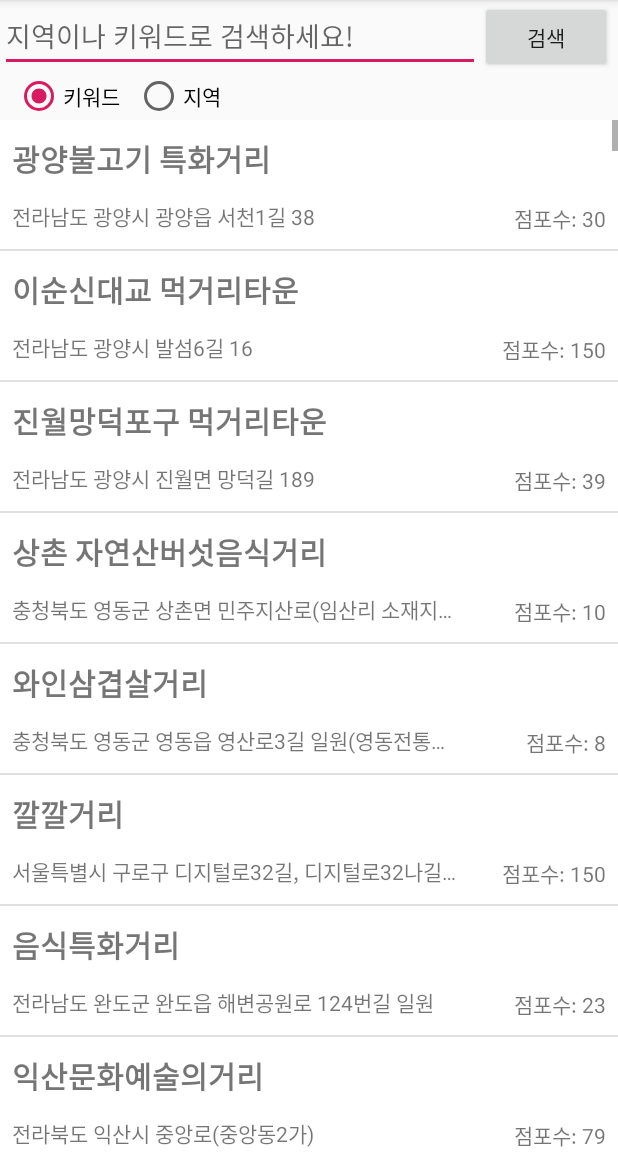
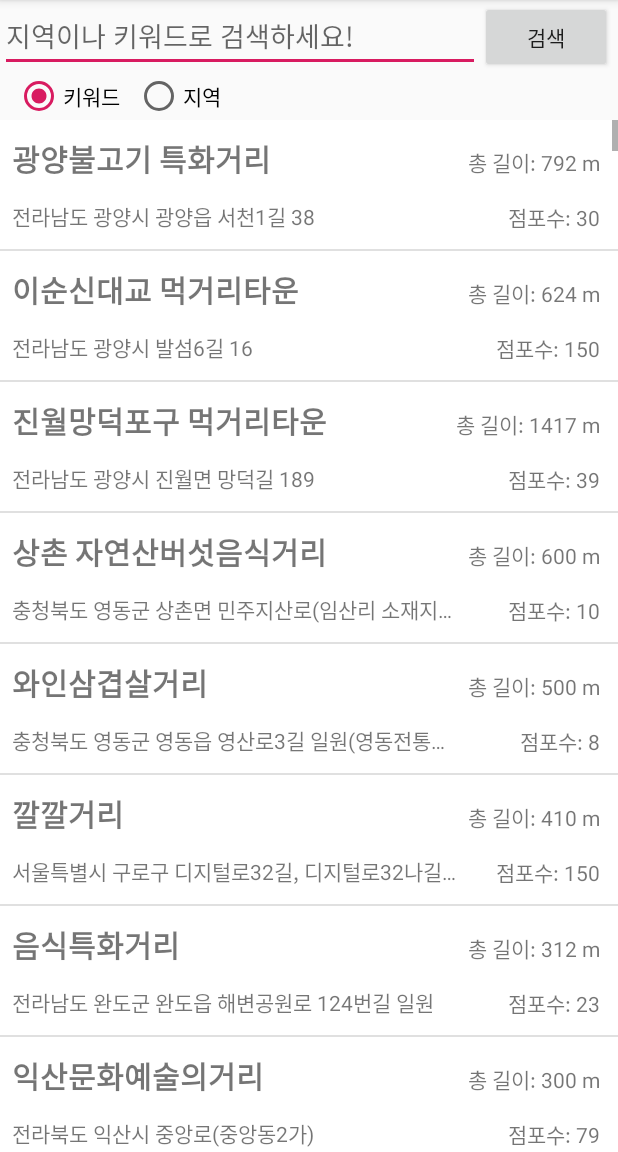
Before and after one commit to yejineer/Study, an Android app: the screen it shows after launch (MainActivity), after a tap on "검색", on a phone screen of 412 x 824 dp, the part 84-1236 px from its top. Run offline under Robolectric (Android 15) with nearby library versions, the phone set to English and light mode, and no system bars.

Commit message:
final_project: Using raw/tour_street.xml to parsing the data & Add tvLength(textview) in listview_tourstreet.xml

```diff
--- a/final_project/app/build.gradle
+++ b/final_project/app/build.gradle
@@ -26,4 +26,9 @@ dependencies {
     testImplementation 'junit:junit:4.12'
     androidTestImplementation 'androidx.test.ext:junit:1.1.1'
     androidTestImplementation 'androidx.test.espresso:espresso-core:3.2.0'
+
+    implementation 'com.google.android.gms:play-services-maps:17.0.0'   // Google Map
+    implementation 'com.google.android.libraries.places:places:2.1.0'   // Google Places
+
+    implementation 'noman.placesapi:placesAPI:1.1.3'    // 일반 개발자가 만든 places api를 좀 더 쉽게 사용할 수 있도록 만든 라이브러리
 }
--- a/final_project/app/src/main/java/ddwu/mobile/final_project/ma02_20170964/MainActivity.java
+++ b/final_project/app/src/main/java/ddwu/mobile/final_project/ma02_20170964/MainActivity.java
@@ -3,6 +3,7 @@ package ddwu.mobile.final_project.ma02_20170964;
 import androidx.appcompat.app.AppCompatActivity;
 
 import android.content.ContentValues;
+import android.content.Intent;
 import android.database.Cursor;
 import android.database.sqlite.SQLiteDatabase;
 import android.os.Bundle;
@@ -66,9 +67,9 @@ public class MainActivity extends AppCompatActivity {
             @Override
             public void onItemClick(AdapterView<?> parent, View view, int position, long id) {
                 Toast.makeText(MainActivity.this, "clicked!", Toast.LENGTH_SHORT).show();
-//                Intent intent = new Intent(MainActivity.this, StreetActivity.class);
-//                intent.putExtra("dto", resultList.get(position));
-//                startActivity(intent);
+                Intent intent = new Intent(MainActivity.this, StreetActivity.class);
+                intent.putExtra("dto", resultList.get(position));
+                startActivity(intent);
             }
         });
 
@@ -142,6 +143,7 @@ public class MainActivity extends AppCompatActivity {
             dto.setName(cursor.getString(cursor.getColumnIndex(StreetDBHelper.COL_NAME)));
             dto.setStreetInfo(cursor.getString(cursor.getColumnIndex(StreetDBHelper.COL_INFO)));
             dto.setAddress(cursor.getString(cursor.getColumnIndex(StreetDBHelper.COL_ADDR)));
+            dto.setLength(cursor.getString(cursor.getColumnIndex(StreetDBHelper.COL_LENGTH)));
             dto.setStoreNum(cursor.getString(cursor.getColumnIndex(StreetDBHelper.COL_STORENUM)));
             dto.setInstitution(cursor.getString(cursor.getColumnIndex(StreetDBHelper.COL_INSTT)));
             dto.setLatitude(cursor.getString(cursor.getColumnIndex(StreetDBHelper.COL_LAT)));
@@ -162,6 +164,7 @@ public class MainActivity extends AppCompatActivity {
             row.put(StreetDBHelper.COL_NAME, dto.getName());
             row.put(StreetDBHelper.COL_INFO, dto.getStreetInfo());
             row.put(StreetDBHelper.COL_ADDR, dto.getAddress());
+            row.put(StreetDBHelper.COL_LENGTH, dto.getLength());
             row.put(StreetDBHelper.COL_STORENUM, dto.getStoreNum());
             row.put(StreetDBHelper.COL_INSTT, dto.getInstitution());
             row.put(StreetDBHelper.COL_LAT, dto.getLatitude());
--- a/final_project/app/src/main/java/ddwu/mobile/final_project/ma02_20170964/StreetDBHelper.java
+++ b/final_project/app/src/main/java/ddwu/mobile/final_project/ma02_20170964/StreetDBHelper.java
@@ -13,6 +13,7 @@ public class StreetDBHelper extends SQLiteOpenHelper {
     public final static String COL_NAME = "name";           // 거리명
     public final static String COL_INFO = "info";           // 거리 정보
     public final static String COL_ADDR = "address";        // 도로명 주소
+    public final static String COL_LENGTH = "length";       // 총 길이
     public final static String COL_STORENUM = "store_num";  // 점포 수
     public final static String COL_INSTT = "institution";   // 관리 기관 명
     public final static String COL_LAT = "latitude";        // 위도
@@ -28,12 +29,12 @@ public class StreetDBHelper extends SQLiteOpenHelper {
     @Override
     public void onCreate(SQLiteDatabase db) {
         db.execSQL("create table " + TABLE_NAME + " (" + COL_ID + " integer primary key autoincrement, "
-                + COL_NAME + " TEXT, " + COL_INFO + " TEXT, " + COL_ADDR + " TEXT, " + COL_STORENUM + " TEXT, "
-                + COL_INSTT + " TEXT, " + COL_LAT + " TEXT, " + COL_HAR + " TEXT);");
+                + COL_NAME + " TEXT, " + COL_INFO + " TEXT, " + COL_ADDR + " TEXT, " + COL_LENGTH + " TEXT, "
+                + COL_STORENUM + " TEXT, " + COL_INSTT + " TEXT, " + COL_LAT + " TEXT, " + COL_HAR + " TEXT);");
 
-        Log.d("DBHelper", "create table " + TABLE_NAME + " ( " + COL_ID + " integer primary key autoincrement,"
-                + COL_NAME + " TEXT, " + COL_INFO + " TEXT, " + COL_ADDR + " TEXT, " + COL_STORENUM + " TEXT, "
-                + COL_INSTT + " TEXT, " + COL_LAT + " TEXT, " + COL_HAR + " TEXT);");
+        Log.d("DBHelper", "create table " + TABLE_NAME + " (" + COL_ID + " integer primary key autoincrement, "
+                + COL_NAME + " TEXT, " + COL_INFO + " TEXT, " + COL_ADDR + " TEXT, " + COL_LENGTH + " TEXT, "
+                + COL_STORENUM + " TEXT, " + COL_INSTT + " TEXT, " + COL_LAT + " TEXT, " + COL_HAR + " TEXT);");
 
     }
 
--- a/final_project/app/src/main/java/ddwu/mobile/final_project/ma02_20170964/TourStreetAdapter.java
+++ b/final_project/app/src/main/java/ddwu/mobile/final_project/ma02_20170964/TourStreetAdapter.java
@@ -58,7 +58,8 @@ public class TourStreetAdapter extends BaseAdapter {
             viewHolder = new ViewHolder();
             viewHolder.tvName = view.findViewById(R.id.tvStoreName);
             viewHolder.tvAddress = view.findViewById(R.id.tvStoreAddr);
-            viewHolder.tvStoreNum = view.findViewById(R.id.tvStorePhone);
+            viewHolder.tvStoreNum = view.findViewById(R.id.tvStoreNum);
+            viewHolder.tvLength = view.findViewById(R.id.tvLength);
             view.setTag(viewHolder);
         } else {
             viewHolder = (ViewHolder) view.getTag();
@@ -69,6 +70,7 @@ public class TourStreetAdapter extends BaseAdapter {
         viewHolder.tvName.setText(dto.getName());
         viewHolder.tvAddress.setText(dto.getAddress());
         viewHolder.tvStoreNum.setText("점포수: " + dto.getStoreNum());
+        viewHolder.tvLength.setText("총 길이: " + dto.getLength() + " m");
 
         return view;
     }
@@ -83,5 +85,6 @@ public class TourStreetAdapter extends BaseAdapter {
         public TextView tvName = null;
         public TextView tvAddress = null;
         public TextView tvStoreNum = null;
+        public TextView tvLength = null;
     }
 }
--- a/final_project/app/src/main/java/ddwu/mobile/final_project/ma02_20170964/TourStreetDto.java
+++ b/final_project/app/src/main/java/ddwu/mobile/final_project/ma02_20170964/TourStreetDto.java
@@ -8,6 +8,7 @@ public class TourStreetDto implements Serializable {
     private String name;            // 거리명
     private String streetInfo;      // 거리 정보
     private String address;         // 도로명 주소
+    private String length;          // 총 길이(m)
     private String storeNum;        // 점포 수
     private String institution;     // 관리 기관 명
     private String latitude;        // 위도
@@ -28,6 +29,9 @@ public class TourStreetDto implements Serializable {
     public String getAddress() { return address; }
     public void setAddress(String address) { this.address = address; }
 
+    public String getLength() { return length; }
+    public void setLength(String length) { this.length = length; }
+
     public String getStoreNum() { return storeNum; }
     public void setStoreNum(String storeNum) { this.storeNum = storeNum; }
 
--- a/final_project/app/src/main/java/ddwu/mobile/final_project/ma02_20170964/TourStreetXmlParser.java
+++ b/final_project/app/src/main/java/ddwu/mobile/final_project/ma02_20170964/TourStreetXmlParser.java
@@ -8,7 +8,7 @@ import java.util.ArrayList;
 
 public class TourStreetXmlParser {
     // { stretNm(거리명), stretIntrcn(거리소개), rdnmadr(도로명 주소), storNumber(점포 수), insttNm(제공 기관명)}
-    public enum TagType { NONE, NAME, INFO, ADDR, STORENUM, INSTITUTION, LATITUDE, HARDNESS};
+    public enum TagType { NONE, NAME, INFO, ADDR, LENGTH, STORENUM, INSTITUTION, LATITUDE, HARDNESS};
 
     public TourStreetXmlParser() {
     }
@@ -39,7 +39,9 @@ public class TourStreetXmlParser {
                             if (dto != null) tagType = TagType.INFO;
                         } else if (parser.getName().equals("소재지도로명")) { // rdnmadr
                             if (dto != null) tagType = TagType.ADDR;
-                        } else if (parser.getName().equals("점포수")) { //storNumber
+                        }  else if (parser.getName().equals("총길이")) {
+                            if (dto != null) tagType = TagType.LENGTH;
+                        }  else if (parser.getName().equals("점포수")) { //storNumber
                             if (dto != null) tagType = TagType.STORENUM;
                         } else if (parser.getName().equals("제공기관명")) { //insttNm
                             if (dto != null) tagType = TagType.INSTITUTION;
@@ -65,6 +67,9 @@ public class TourStreetXmlParser {
                                 break;
                             case ADDR:
                                 dto.setAddress(parser.getText());
+                                break;
+                            case LENGTH:
+                                dto.setLength(parser.getText());
                                 break;
                             case STORENUM:
                                 dto.setStoreNum(parser.getText());
--- a/final_project/app/src/main/res/layout/listview_tourstreet.xml
+++ b/final_project/app/src/main/res/layout/listview_tourstreet.xml
@@ -9,7 +9,7 @@
 
     <TextView
         android:id="@+id/tvStoreName"
-        android:layout_width="247dp"
+        android:layout_width="260dp"
         android:layout_height="36dp"
         android:layout_marginStart="8dp"
         android:layout_marginLeft="8dp"
@@ -48,11 +48,11 @@
         app:layout_constraintVertical_bias="1.0" />
 
     <TextView
-        android:id="@+id/tvStorePhone"
-        android:layout_width="90dp"
-        android:layout_height="21dp"
-        android:layout_marginEnd="8dp"
-        android:layout_marginRight="8dp"
+        android:id="@+id/tvStoreNum"
+        android:layout_width="82dp"
+        android:layout_height="22dp"
+        android:layout_marginEnd="12dp"
+        android:layout_marginRight="12dp"
         android:layout_marginBottom="10dp"
         android:gravity="right|center_vertical"
         android:singleLine="true"
@@ -61,4 +61,16 @@
         app:layout_constraintBottom_toBottomOf="parent"
         app:layout_constraintEnd_toEndOf="parent" />
 
+    <TextView
+        android:id="@+id/tvLength"
+        android:layout_width="100dp"
+        android:layout_height="25dp"
+        android:layout_marginTop="15dp"
+        android:layout_marginEnd="12dp"
+        android:layout_marginRight="12dp"
+        android:gravity="right|center_vertical"
+        android:text="TextView"
+        app:layout_constraintEnd_toEndOf="parent"
+        app:layout_constraintTop_toTopOf="parent" />
+
 </androidx.constraintlayout.widget.ConstraintLayout>
--- a/final_project/app/src/main/res/values/strings.xml
+++ b/final_project/app/src/main/res/values/strings.xml
@@ -3,6 +3,6 @@
     <string name="api_url_street">http://api.data.go.kr/openapi/area-spcliz-stret-std?serviceKey=</string>
     <string name="key_data">wc%2F2o39muTYtrjNvN8iQKjh0B5vjk9cT6%2FvTsFxe08yHCJd07fQKJFVMJFE1SYG2mXjBmdGXDluQlhxuLYtamg%3D%3D</string>
     <string name="key_seoul">4a4f637a47796a793734494b4e495a</string>
-    <string name="tv_title">관광거리</string>
+    <string name="google_api_key">AIzaSyBvVsPd7yMEHMYSDxBd4bU8mkSCZXaShro</string>
     <string name="hint_keyword">지역이나 키워드로 검색하세요!</string>
 </resources>
```
Also changed, not shown: final_project/app/src/main/AndroidManifest.xml (+10 -2 lines), final_project/app/src/main/java/ddwu/mobile/final_project/ma02_20170964/DetailActivity.java (added, +43 -0 lines), final_project/app/src/main/java/ddwu/mobile/final_project/ma02_20170964/StreetActivity.java (added, +230 -0 lines), final_project/app/src/main/res/layout/activity_detail.xml (added, +137 -0 lines), final_project/app/src/main/res/layout/activity_street.xml (+58 -34 lines).
